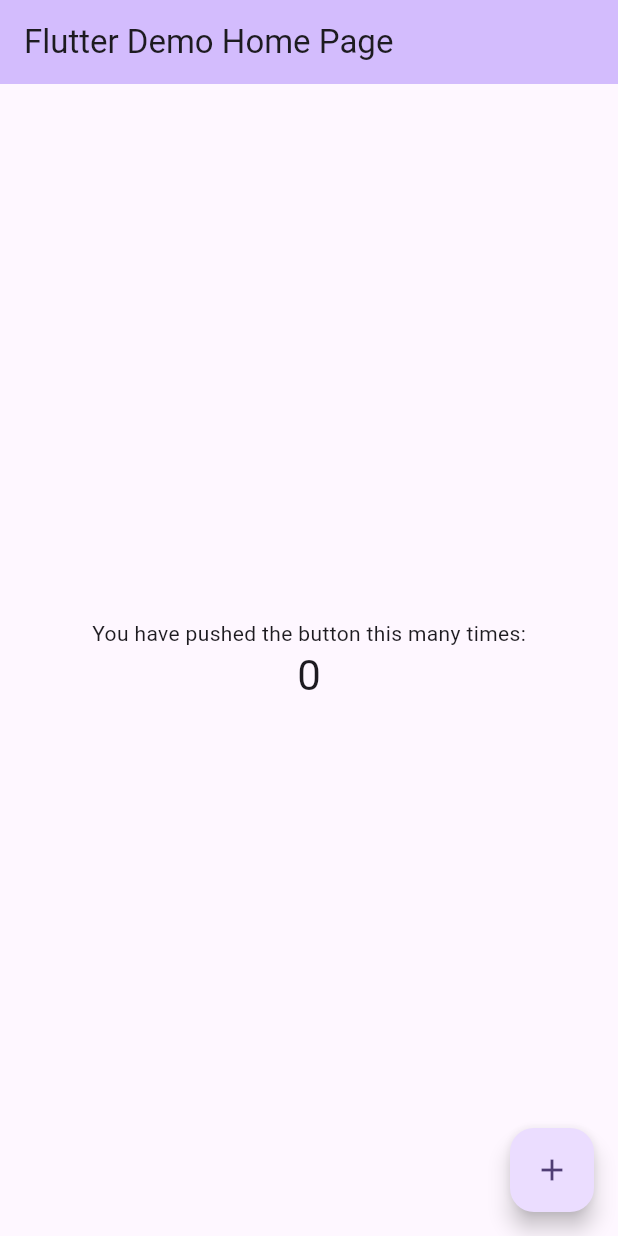
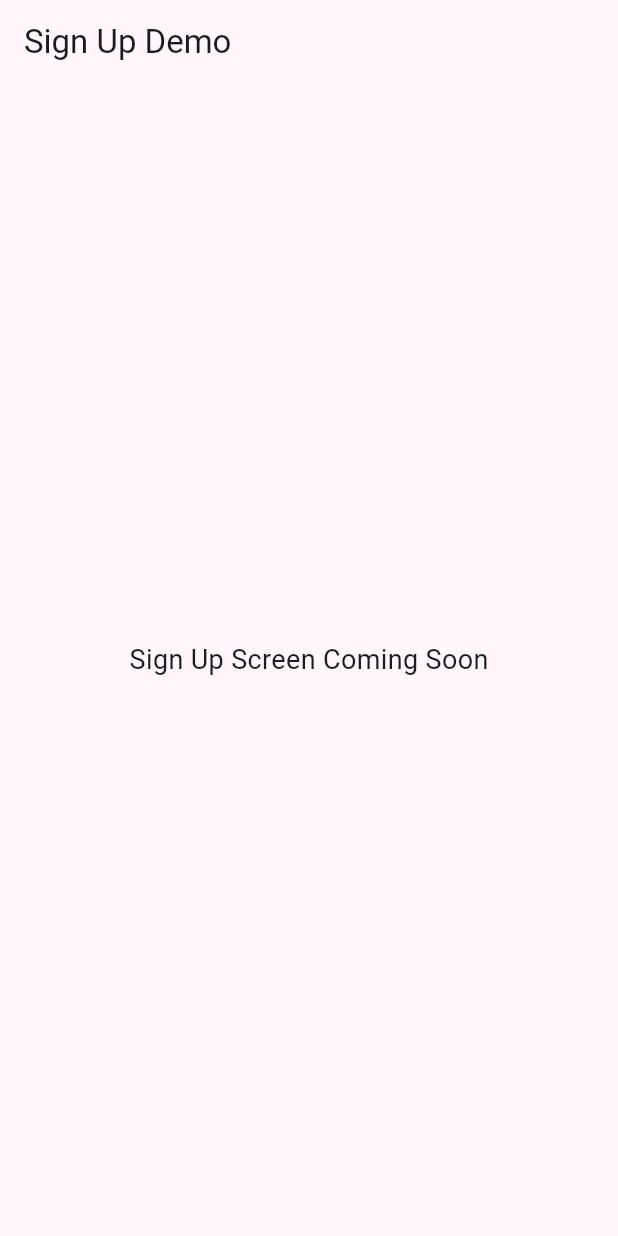
Before and after one commit to mohitkokane3900/act12, a Flutter app: the screen it shows after launch, on a phone screen of 412 x 824 dp. Run offline on Flutter 3.47's test engine with Material 3 defaults, Android fonts, the phone set to English and light mode, and no system bars.

Commit message:
Theme and empty home screen

```diff
--- a/lib/main.dart
+++ b/lib/main.dart
@@ -1,122 +1,36 @@
 import 'package:flutter/material.dart';
 
 void main() {
-  runApp(const MyApp());
+  runApp(const SignupApp());
 }
 
-class MyApp extends StatelessWidget {
-  const MyApp({super.key});
+class SignupApp extends StatelessWidget {
+  const SignupApp({super.key});
 
-  // This widget is the root of your application.
   @override
   Widget build(BuildContext context) {
     return MaterialApp(
-      title: 'Flutter Demo',
-      theme: ThemeData(
-        // This is the theme of your application.
-        //
-        // TRY THIS: Try running your application with "flutter run". You'll see
-        // the application has a purple toolbar. Then, without quitting the app,
-        // try changing the seedColor in the colorScheme below to Colors.green
-        // and then invoke "hot reload" (save your changes or press the "hot
-        // reload" button in a Flutter-supported IDE, or press "r" if you used
-        // the command line to start the app).
-        //
-        // Notice that the counter didn't reset back to zero; the application
-        // state is not lost during the reload. To reset the state, use hot
-        // restart instead.
-        //
-        // This works for code too, not just values: Most code changes can be
-        // tested with just a hot reload.
-        colorScheme: ColorScheme.fromSeed(seedColor: Colors.deepPurple),
-      ),
-      home: const MyHomePage(title: 'Flutter Demo Home Page'),
+      title: 'Sign Up Demo',
+      debugShowCheckedModeBanner: false,
+      theme: ThemeData(colorSchemeSeed: Colors.purple, useMaterial3: true),
+      home: const PlaceholderHome(),
     );
   }
 }
 
-class MyHomePage extends StatefulWidget {
-  const MyHomePage({super.key, required this.title});
-
-  // This widget is the home page of your application. It is stateful, meaning
-  // that it has a State object (defined below) that contains fields that affect
-  // how it looks.
-
-  // This class is the configuration for the state. It holds the values (in this
-  // case the title) provided by the parent (in this case the App widget) and
-  // used by the build method of the State. Fields in a Widget subclass are
-  // always marked "final".
-
-  final String title;
-
-  @override
-  State<MyHomePage> createState() => _MyHomePageState();
-}
-
-class _MyHomePageState extends State<MyHomePage> {
-  int _counter = 0;
-
-  void _incrementCounter() {
-    setState(() {
-      // This call to setState tells the Flutter framework that something has
-      // changed in this State, which causes it to rerun the build method below
-      // so that the display can reflect the updated values. If we changed
-      // _counter without calling setState(), then the build method would not be
-      // called again, and so nothing would appear to happen.
-      _counter++;
-    });
-  }
+class PlaceholderHome extends StatelessWidget {
+  const PlaceholderHome({super.key});
 
   @override
   Widget build(BuildContext context) {
-    // This method is rerun every time setState is called, for instance as done
-    // by the _incrementCounter method above.
-    //
-    // The Flutter framework has been optimized to make rerunning build methods
-    // fast, so that you can just rebuild anything that needs updating rather
-    // than having to individually change instances of widgets.
     return Scaffold(
-      appBar: AppBar(
-        // TRY THIS: Try changing the color here to a specific color (to
-        // Colors.amber, perhaps?) and trigger a hot reload to see the AppBar
-        // change color while the other colors stay the same.
-        backgroundColor: Theme.of(context).colorScheme.inversePrimary,
-        // Here we take the value from the MyHomePage object that was created by
-        // the App.build method, and use it to set our appbar title.
-        title: Text(widget.title),
-      ),
-      body: Center(
-        // Center is a layout widget. It takes a single child and positions it
-        // in the middle of the parent.
-        child: Column(
-          // Column is also a layout widget. It takes a list of children and
-          // arranges them vertically. By default, it sizes itself to fit its
-          // children horizontally, and tries to be as tall as its parent.
-          //
-          // Column has various properties to control how it sizes itself and
-          // how it positions its children. Here we use mainAxisAlignment to
-          // center the children vertically; the main axis here is the vertical
-          // axis because Columns are vertical (the cross axis would be
-          // horizontal).
-          //
-          // TRY THIS: Invoke "debug painting" (choose the "Toggle Debug Paint"
-          // action in the IDE, or press "p" in the console), to see the
-          // wireframe for each widget.
-          mainAxisAlignment: MainAxisAlignment.center,
-          children: <Widget>[
-            const Text('You have pushed the button this many times:'),
-            Text(
-              '$_counter',
-              style: Theme.of(context).textTheme.headlineMedium,
-            ),
-          ],
+      appBar: AppBar(title: const Text('Sign Up Demo')),
+      body: const Center(
+        child: Text(
+          'Sign Up Screen Coming Soon',
+          style: TextStyle(fontSize: 18),
         ),
       ),
-      floatingActionButton: FloatingActionButton(
-        onPressed: _incrementCounter,
-        tooltip: 'Increment',
-        child: const Icon(Icons.add),
-      ), // This trailing comma makes auto-formatting nicer for build methods.
     );
   }
 }
```
